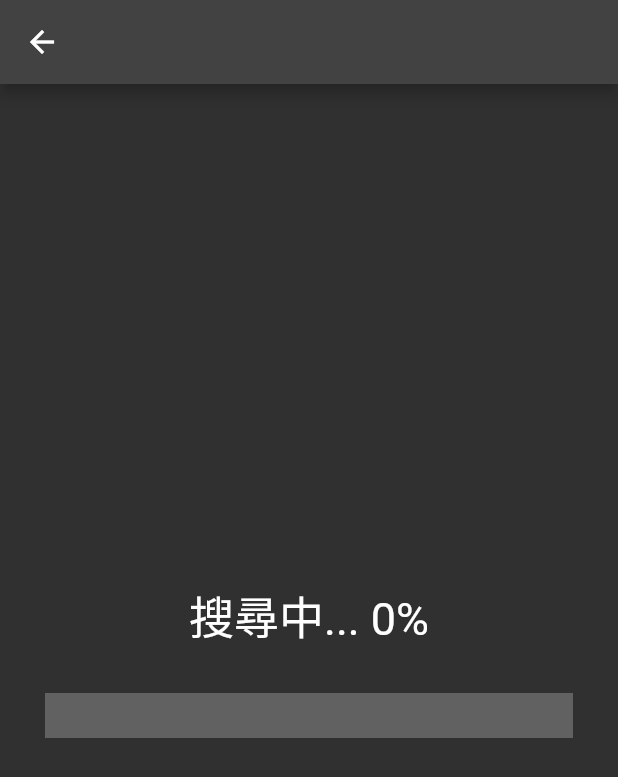
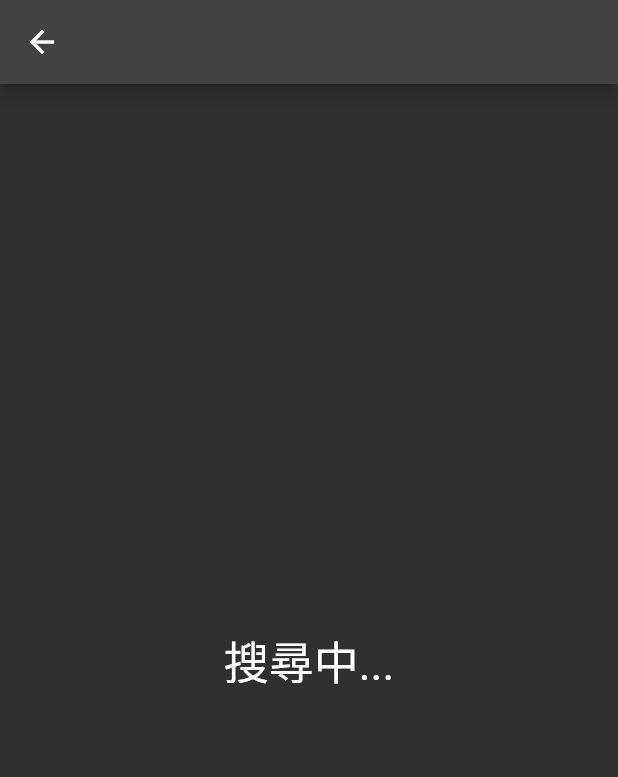
Before and after one commit to HANKSIE/tabview_reader, a Flutter app: the SearchResultPage screen opened by its route, on a phone screen of 412 x 824 dp. Shown: the top 777 px of the screen. Run offline on Flutter 3.47's test engine with Material 2 defaults, Android fonts, the phone set to English and light mode, and no system bars; our stand-ins replace file_picker, fluttertoast, permission_handler, shared_preferences, wakelock; accounts and stored records are empty.

Commit message:
fix: pre-content calc

```diff
--- a/lib/utils/tabview/reader.dart
+++ b/lib/utils/tabview/reader.dart
@@ -48,14 +48,13 @@ class TabviewReader {
     int start = 0;
     final List<List<String>> pages = [];
 
-    if (heads[0] > viewLines) {
+    if (heads[0] + 6 > viewLines - 1) {
       final prePageCount = heads[0] ~/ viewLines;
       final remain = heads[0] % viewLines;
       for (int j = 1; j <= prePageCount; j++) {
         pages.add([for (int k = start; k < viewLines * j; k++) lines[k]]);
         start = viewLines * j;
       }
-
       if (remain > 0) {
         pages.add([for (int j = start; j < start + remain; j++) lines[j]]);
       }
@@ -66,7 +65,7 @@ class TabviewReader {
       if (i == heads.length) {
         final end = heads[i - 1] + 6;
         pages.add([for (int j = start; j <= end; j++) lines[j]]);
-      } else if (heads[i] + 6 > start + viewLines) {
+      } else if (heads[i] + 6 > start + viewLines - 1) {
         final end = heads[i - 1] + 6;
         pages.add([for (int j = start; j <= end; j++) lines[j]]);
         start = heads[i];
--- a/lib/views/search_result.dart
+++ b/lib/views/search_result.dart
@@ -21,7 +21,7 @@ class _SearchResultPageState extends State<SearchResultPage> {
   final List<File> _files = [];
   final List<File> _selects = [];
   String? _error;
-  double _progress = 0;
+  bool _loadCompleted = false;
   @override
   initState() {
     super.initState();
@@ -37,10 +37,6 @@ class _SearchResultPageState extends State<SearchResultPage> {
       _files.clear();
     });
     try {
-      // final entitiesStream = Directory(payload.dir).list(recursive: true);
-      final entitiesCount =
-          await Directory(payload.dir).list(recursive: true).length;
-      final divisions = 100 / entitiesCount;
       await for (final entity in Directory(payload.dir).list(recursive: true)) {
         if (entity is File) {
           final filename = path.basename(entity.path);
@@ -50,13 +46,13 @@ class _SearchResultPageState extends State<SearchResultPage> {
             });
           }
         }
-        setState(() {
-          _progress += divisions;
-        });
       }
     } catch (err) {
       _error = err.toString();
     }
+    setState(() {
+      _loadCompleted = true;
+    });
   }
 
   _initReaders() async {
@@ -88,23 +84,12 @@ class _SearchResultPageState extends State<SearchResultPage> {
         body: _error == null
             ? Container(
                 padding: const EdgeInsets.all(30),
-                child: _progress.round() < 100
-                    ? Center(
-                        child: IntrinsicHeight(
-                            child: Column(
-                        children: [
-                          Text(
-                            '搜尋中... ${_progress.round()}%',
-                            style: const TextStyle(fontSize: 30),
-                          ),
-                          const SizedBox(height: 30),
-                          LinearProgressIndicator(
-                            value: _progress,
-                            minHeight: 30,
-                            semanticsLabel: '$_progress %',
-                          )
-                        ],
-                      )))
+                child: !_loadCompleted
+                    ? const Center(
+                        child: Text(
+                        '搜尋中...',
+                        style: TextStyle(fontSize: 30),
+                      ))
                     : Column(
                         children: [
                           Expanded(
```
Also changed, not shown: 1 other file.
